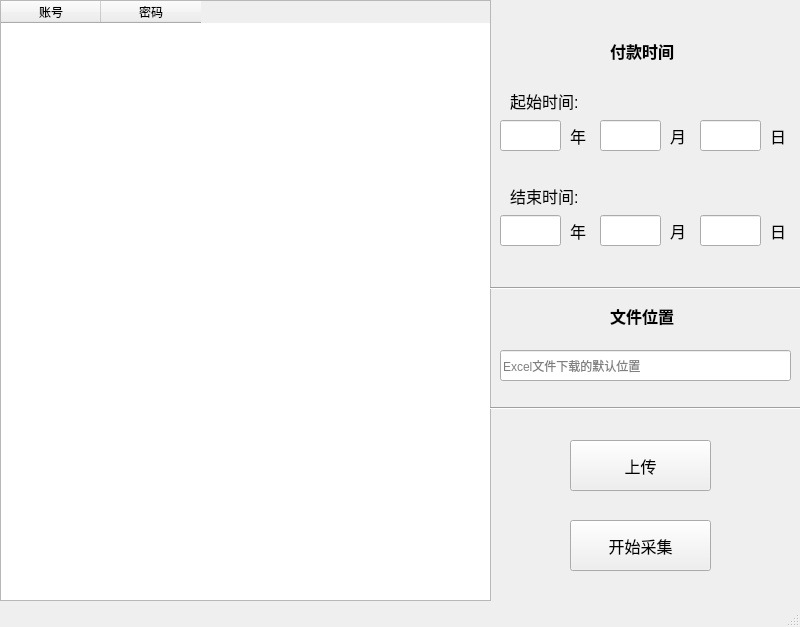
First picture: the form in mainFrame.ui, repository Mr-aq/QianniuExcel, before the edit.
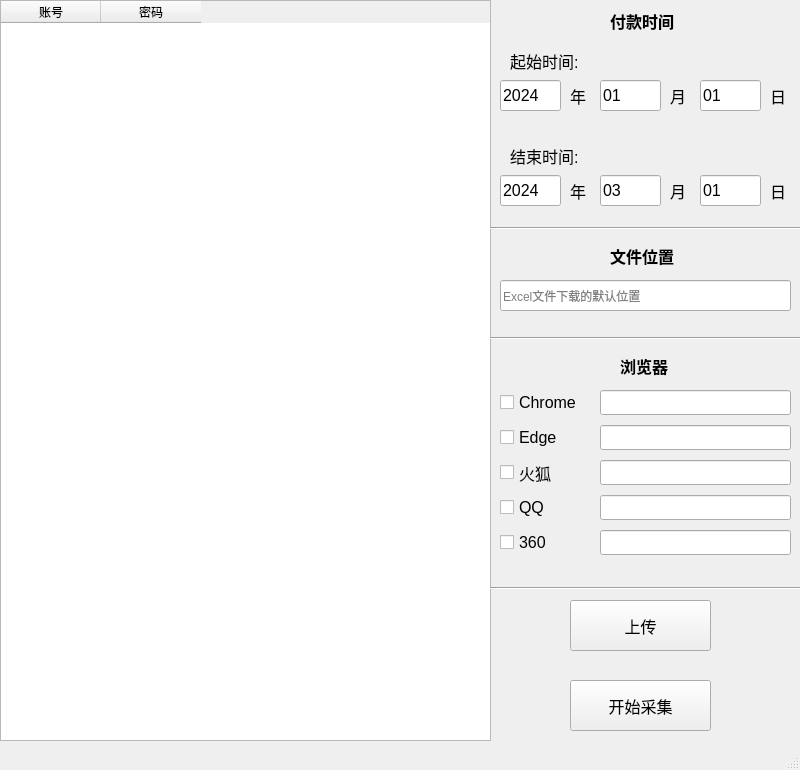
Second picture: the form after the edit.

Commit message: 1. 重新设计ui界面，可选择浏览器位置。 2. 新增每个账号打开不同浏览器的功能，暂时支持只Chrome、Edge、Firefox、QQ浏览器、360浏览器。 3. 新增支持在交易界面进行二次验证。 4. 修复一些已知的bug。

What changed in the file:
```diff
--- a/mainFrame.ui
+++ b/mainFrame.ui
@@ -7,7 +7,7 @@
     <x>0</x>
     <y>0</y>
     <width>800</width>
-    <height>627</height>
+    <height>770</height>
    </rect>
   </property>
   <property name="windowTitle">
@@ -20,7 +20,7 @@
       <x>0</x>
       <y>0</y>
       <width>491</width>
-      <height>601</height>
+      <height>741</height>
      </rect>
     </property>
     <layout class="QHBoxLayout" name="horizontalLayout">
@@ -50,7 +50,7 @@
     <property name="geometry">
      <rect>
       <x>610</x>
-      <y>40</y>
+      <y>10</y>
       <width>81</width>
       <height>21</height>
      </rect>
@@ -70,7 +70,7 @@
     <property name="geometry">
      <rect>
       <x>510</x>
-      <y>90</y>
+      <y>50</y>
       <width>91</width>
       <height>21</height>
      </rect>
@@ -88,7 +88,7 @@
     <property name="geometry">
      <rect>
       <x>500</x>
-      <y>120</y>
+      <y>80</y>
       <width>61</width>
       <height>31</height>
      </rect>
@@ -99,14 +99,14 @@
      </font>
     </property>
     <property name="text">
-     <string/>
+     <string>2024</string>
     </property>
    </widget>
    <widget class="QLabel" name="label_3">
     <property name="geometry">
      <rect>
       <x>570</x>
-      <y>125</y>
+      <y>85</y>
       <width>21</width>
       <height>21</height>
      </rect>
@@ -124,7 +124,7 @@
     <property name="geometry">
      <rect>
       <x>600</x>
-      <y>120</y>
+      <y>80</y>
       <width>61</width>
       <height>31</height>
      </rect>
@@ -134,12 +134,15 @@
       <pointsize>12</pointsize>
      </font>
     </property>
+    <property name="text">
+     <string>01</string>
+    </property>
    </widget>
    <widget class="QLabel" name="label_4">
     <property name="geometry">
      <rect>
       <x>670</x>
-      <y>125</y>
+      <y>85</y>
       <width>21</width>
       <height>21</height>
      </rect>
@@ -157,7 +160,7 @@
     <property name="geometry">
      <rect>
       <x>700</x>
-      <y>120</y>
+      <y>80</y>
       <width>61</width>
       <height>31</height>
      </rect>
@@ -167,12 +170,15 @@
       <pointsize>12</pointsize>
      </font>
     </property>
+    <property name="text">
+     <string>01</string>
+    </property>
    </widget>
    <widget class="QLabel" name="label_5">
     <property name="geometry">
      <rect>
       <x>770</x>
-      <y>125</y>
+      <y>85</y>
       <width>21</width>
       <height>21</height>
      </rect>
@@ -190,7 +196,7 @@
     <property name="geometry">
      <rect>
       <x>500</x>
-      <y>215</y>
+      <y>175</y>
       <width>61</width>
       <height>31</height>
      </rect>
@@ -200,12 +206,15 @@
       <pointsize>12</pointsize>
      </font>
     </property>
+    <property name="text">
+     <string>2024</string>
+    </property>
    </widget>
    <widget class="QLineEdit" name="dayEdit_2">
     <property name="geometry">
      <rect>
       <x>700</x>
-      <y>215</y>
+      <y>175</y>
       <width>61</width>
       <height>31</height>
      </rect>
@@ -215,12 +224,15 @@
       <pointsize>12</pointsize>
      </font>
     </property>
+    <property name="text">
+     <string>01</string>
+    </property>
    </widget>
    <widget class="QLabel" name="label_6">
     <property name="geometry">
      <rect>
       <x>670</x>
-      <y>220</y>
+      <y>180</y>
       <width>21</width>
       <height>21</height>
      </rect>
@@ -238,7 +250,7 @@
     <property name="geometry">
      <rect>
       <x>570</x>
-      <y>220</y>
+      <y>180</y>
       <width>21</width>
       <height>21</height>
      </rect>
@@ -256,7 +268,7 @@
     <property name="geometry">
      <rect>
       <x>600</x>
-      <y>215</y>
+      <y>175</y>
       <width>61</width>
       <height>31</height>
      </rect>
@@ -266,12 +278,15 @@
       <pointsize>12</pointsize>
      </font>
     </property>
+    <property name="text">
+     <string>03</string>
+    </property>
    </widget>
    <widget class="QLabel" name="label_8">
     <property name="geometry">
      <rect>
       <x>510</x>
-      <y>185</y>
+      <y>145</y>
       <width>91</width>
       <height>21</height>
      </rect>
@@ -289,7 +304,7 @@
     <property name="geometry">
      <rect>
       <x>770</x>
-      <y>220</y>
+      <y>180</y>
       <width>21</width>
       <height>21</height>
      </rect>
@@ -307,7 +322,7 @@
     <property name="geometry">
      <rect>
       <x>570</x>
-      <y>520</y>
+      <y>680</y>
       <width>141</width>
       <height>51</height>
      </rect>
@@ -325,7 +340,7 @@
     <property name="geometry">
      <rect>
       <x>570</x>
-      <y>440</y>
+      <y>600</y>
       <width>141</width>
       <height>51</height>
      </rect>
@@ -343,7 +358,7 @@
     <property name="geometry">
      <rect>
       <x>490</x>
-      <y>280</y>
+      <y>220</y>
       <width>311</width>
       <height>16</height>
      </rect>
@@ -356,7 +371,7 @@
     <property name="geometry">
      <rect>
       <x>610</x>
-      <y>300</y>
+      <y>240</y>
       <width>81</width>
       <height>31</height>
      </rect>
@@ -376,7 +391,7 @@
     <property name="geometry">
      <rect>
       <x>500</x>
-      <y>350</y>
+      <y>280</y>
       <width>291</width>
       <height>31</height>
      </rect>
@@ -389,7 +404,180 @@
     <property name="geometry">
      <rect>
       <x>490</x>
-      <y>400</y>
+      <y>330</y>
+      <width>311</width>
+      <height>16</height>
+     </rect>
+    </property>
+    <property name="orientation">
+     <enum>Qt::Horizontal</enum>
+    </property>
+   </widget>
+   <widget class="QCheckBox" name="Chrome">
+    <property name="geometry">
+     <rect>
+      <x>500</x>
+      <y>390</y>
+      <width>91</width>
+      <height>25</height>
+     </rect>
+    </property>
+    <property name="font">
+     <font>
+      <pointsize>12</pointsize>
+     </font>
+    </property>
+    <property name="text">
+     <string>Chrome</string>
+    </property>
+   </widget>
+   <widget class="QLabel" name="label_11">
+    <property name="geometry">
+     <rect>
+      <x>620</x>
+      <y>350</y>
+      <width>61</width>
+      <height>31</height>
+     </rect>
+    </property>
+    <property name="font">
+     <font>
+      <pointsize>12</pointsize>
+      <weight>75</weight>
+      <bold>true</bold>
+     </font>
+    </property>
+    <property name="text">
+     <string>浏览器</string>
+    </property>
+   </widget>
+   <widget class="QLineEdit" name="Chrome_Edit">
+    <property name="geometry">
+     <rect>
+      <x>600</x>
+      <y>390</y>
+      <width>191</width>
+      <height>25</height>
+     </rect>
+    </property>
+   </widget>
+   <widget class="QCheckBox" name="Edge">
+    <property name="geometry">
+     <rect>
+      <x>500</x>
+      <y>425</y>
+      <width>91</width>
+      <height>25</height>
+     </rect>
+    </property>
+    <property name="font">
+     <font>
+      <pointsize>12</pointsize>
+     </font>
+    </property>
+    <property name="text">
+     <string>Edge</string>
+    </property>
+   </widget>
+   <widget class="QLineEdit" name="Edge_Edit">
+    <property name="geometry">
+     <rect>
+      <x>600</x>
+      <y>425</y>
+      <width>191</width>
+      <height>25</height>
+     </rect>
+    </property>
+   </widget>
+   <widget class="QCheckBox" name="Firefox">
+    <property name="geometry">
+     <rect>
+      <x>500</x>
+      <y>460</y>
+      <width>91</width>
+      <height>25</height>
+     </rect>
+    </property>
+    <property name="font">
+     <font>
+      <pointsize>12</pointsize>
+     </font>
+    </property>
+    <property name="text">
+     <string>火狐</string>
+    </property>
+   </widget>
+   <widget class="QCheckBox" name="QQ">
+    <property name="geometry">
+     <rect>
+      <x>500</x>
+      <y>495</y>
+      <width>91</width>
+      <height>25</height>
+     </rect>
+    </property>
+    <property name="font">
+     <font>
+      <pointsize>12</pointsize>
+     </font>
+    </property>
+    <property name="text">
+     <string>QQ</string>
+    </property>
+   </widget>
+   <widget class="QLineEdit" name="Firefox_Edit">
+    <property name="geometry">
+     <rect>
+      <x>600</x>
+      <y>460</y>
+      <width>191</width>
+      <height>25</height>
+     </rect>
+    </property>
+   </widget>
+   <widget class="QLineEdit" name="QQ_Edit">
+    <property name="geometry">
+     <rect>
+      <x>600</x>
+      <y>495</y>
+      <width>191</width>
+      <height>25</height>
+     </rect>
+    </property>
+   </widget>
+   <widget class="QCheckBox" name="Chro360">
+    <property name="geometry">
+     <rect>
+      <x>500</x>
+      <y>530</y>
+      <width>91</width>
+      <height>25</height>
+     </rect>
+    </property>
+    <property name="font">
+     <font>
+      <pointsize>12</pointsize>
+     </font>
+    </property>
+    <property name="text">
+     <string>360</string>
+    </property>
+   </widget>
+   <widget class="QLineEdit" name="Chro360_Edit">
+    <property name="geometry">
+     <rect>
+      <x>600</x>
+      <y>530</y>
+      <width>191</width>
+      <height>25</height>
+     </rect>
+    </property>
+   </widget>
+   <widget class="Line" name="line_3">
+    <property name="geometry">
+     <rect>
+      <x>490</x>
+      <y>580</y>
       <width>311</width>
       <height>16</height>
      </rect>
```
Left out of the diff: 2 changed lines with no effect on the pictures. The commit also changes 4 other files.
